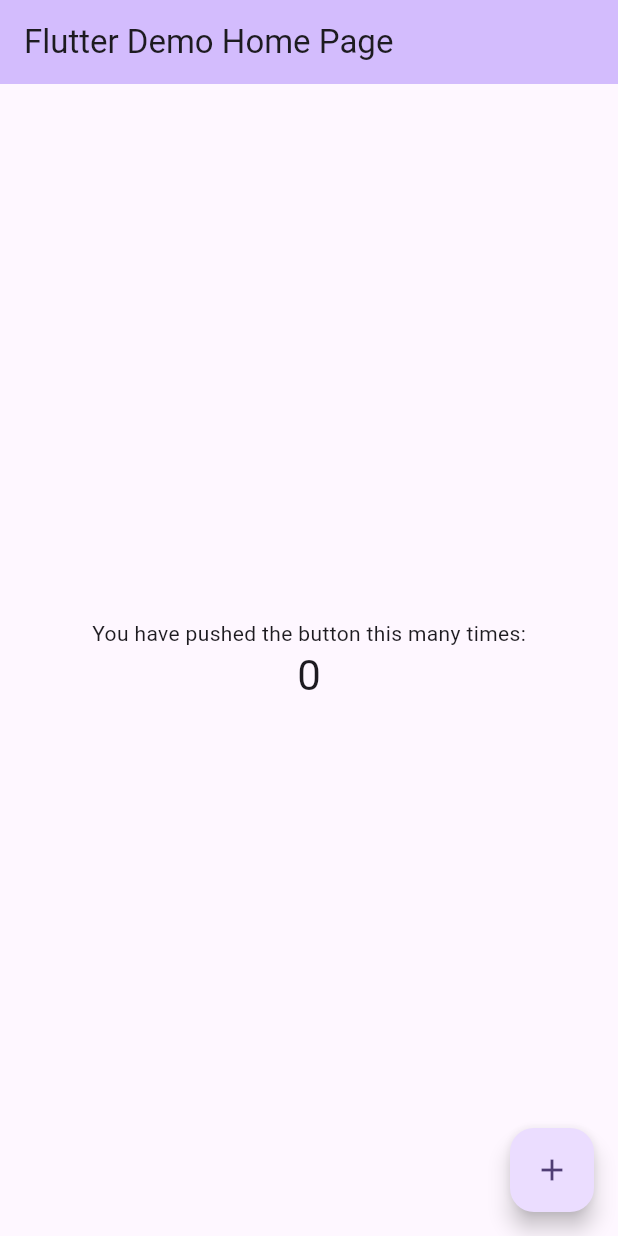
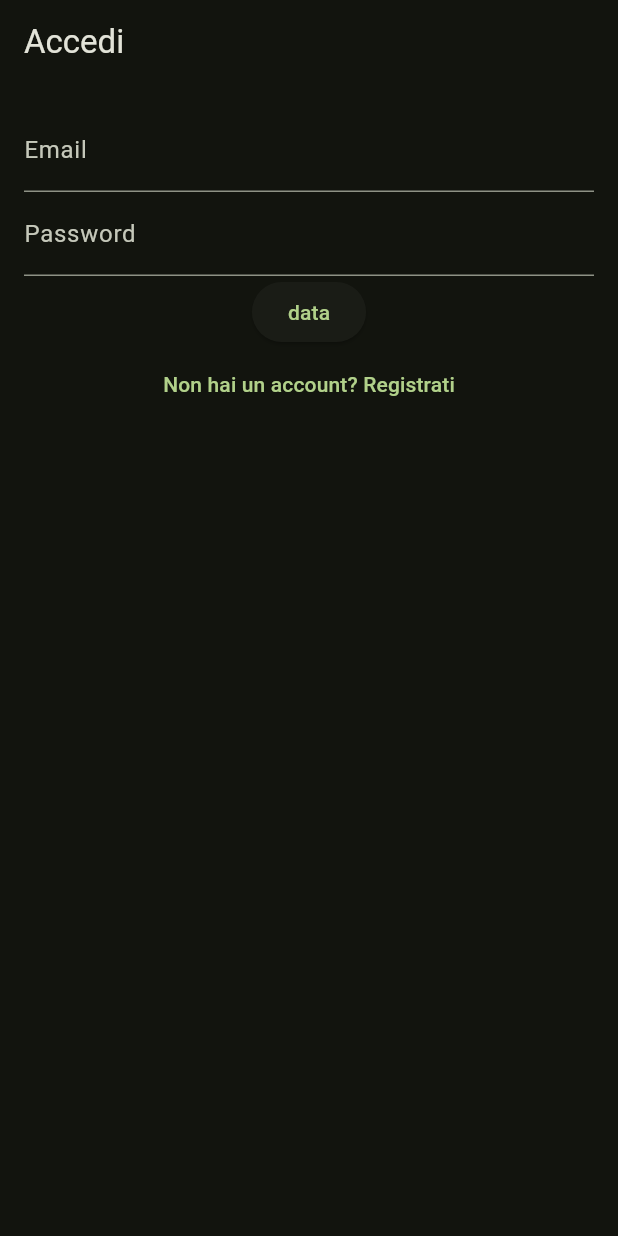
Before and after one commit to Domenicosqua/supabase_app_flutter, a Flutter app: the screen it shows after launch, on a phone screen of 412 x 824 dp. Run offline on Flutter 3.47's test engine with Material 3 defaults, Android fonts, the phone set to English and light mode, and no system bars; our stand-ins replace flutter_dotenv, supabase_flutter; accounts and stored records are empty.

Commit message:
registrazione e login

```diff
--- a/lib/main.dart
+++ b/lib/main.dart
@@ -1,5 +1,9 @@
 import 'package:flutter/material.dart';
+import 'package:provider/provider.dart';
 import 'package:supabase_proj/core/supabase_client.dart';
+import 'package:supabase_proj/viewmodel/auth_view_model.dart';
+import 'package:supabase_proj/views/auth/login_view.dart';
+import 'package:supabase_proj/views/home_view.dart';
 
 Future<void> main() async {
   WidgetsFlutterBinding.ensureInitialized();
@@ -13,112 +17,21 @@ class MyApp extends StatelessWidget {
   // This widget is the root of your application.
   @override
   Widget build(BuildContext context) {
-    return MaterialApp(
-      title: 'Flutter Demo',
-      theme: ThemeData(
-        // This is the theme of your application.
-        //
-        // TRY THIS: Try running your application with "flutter run". You'll see
-        // the application has a purple toolbar. Then, without quitting the app,
-        // try changing the seedColor in the colorScheme below to Colors.green
-        // and then invoke "hot reload" (save your changes or press the "hot
-        // reload" button in a Flutter-supported IDE, or press "r" if you used
-        // the command line to start the app).
-        //
-        // Notice that the counter didn't reset back to zero; the application
-        // state is not lost during the reload. To reset the state, use hot
-        // restart instead.
-        //
-        // This works for code too, not just values: Most code changes can be
-        // tested with just a hot reload.
-        colorScheme: .fromSeed(seedColor: Colors.deepPurple),
-      ),
-      home: const MyHomePage(title: 'Flutter Demo Home Page'),
-    );
-  }
-}
-
-class MyHomePage extends StatefulWidget {
-  const MyHomePage({super.key, required this.title});
-
-  // This widget is the home page of your application. It is stateful, meaning
-  // that it has a State object (defined below) that contains fields that affect
-  // how it looks.
-
-  // This class is the configuration for the state. It holds the values (in this
-  // case the title) provided by the parent (in this case the App widget) and
-  // used by the build method of the State. Fields in a Widget subclass are
-  // always marked "final".
-
-  final String title;
-
-  @override
-  State<MyHomePage> createState() => _MyHomePageState();
-}
-
-class _MyHomePageState extends State<MyHomePage> {
-  int _counter = 0;
-
-  void _incrementCounter() {
-    setState(() {
-      // This call to setState tells the Flutter framework that something has
-      // changed in this State, which causes it to rerun the build method below
-      // so that the display can reflect the updated values. If we changed
-      // _counter without calling setState(), then the build method would not be
-      // called again, and so nothing would appear to happen.
-      _counter++;
-    });
-  }
-
-  @override
-  Widget build(BuildContext context) {
-    // This method is rerun every time setState is called, for instance as done
-    // by the _incrementCounter method above.
-    //
-    // The Flutter framework has been optimized to make rerunning build methods
-    // fast, so that you can just rebuild anything that needs updating rather
-    // than having to individually change instances of widgets.
-    return Scaffold(
-      appBar: AppBar(
-        // TRY THIS: Try changing the color here to a specific color (to
-        // Colors.amber, perhaps?) and trigger a hot reload to see the AppBar
-        // change color while the other colors stay the same.
-        backgroundColor: Theme.of(context).colorScheme.inversePrimary,
-        // Here we take the value from the MyHomePage object that was created by
-        // the App.build method, and use it to set our appbar title.
-        title: Text(widget.title),
-      ),
-      body: Center(
-        // Center is a layout widget. It takes a single child and positions it
-        // in the middle of the parent.
-        child: Column(
-          // Column is also a layout widget. It takes a list of children and
-          // arranges them vertically. By default, it sizes itself to fit its
-          // children horizontally, and tries to be as tall as its parent.
-          //
-          // Column has various properties to control how it sizes itself and
-          // how it positions its children. Here we use mainAxisAlignment to
-          // center the children vertically; the main axis here is the vertical
-          // axis because Columns are vertical (the cross axis would be
-          // horizontal).
-          //
-          // TRY THIS: Invoke "debug painting" (choose the "Toggle Debug Paint"
-          // action in the IDE, or press "p" in the console), to see the
-          // wireframe for each widget.
-          mainAxisAlignment: .center,
-          children: [
-            const Text('You have pushed the button this many times:'),
-            Text(
-              '$_counter',
-              style: Theme.of(context).textTheme.headlineMedium,
+    return ChangeNotifierProvider(
+      create: (_) => AuthViewModel(),
+      child: Consumer<AuthViewModel>(
+        builder: (context, auth, child) {
+          return MaterialApp(
+            title: 'Flutter Demo',
+            theme: ThemeData(
+              colorScheme: ColorScheme.fromSeed(
+                seedColor: Colors.lightGreen,
+                brightness: Brightness.dark,
+              ),
             ),
-          ],
-        ),
-      ),
-      floatingActionButton: FloatingActionButton(
-        onPressed: _incrementCounter,
-        tooltip: 'Increment',
-        child: const Icon(Icons.add),
+            home: auth.session != null ? HomeView() : LoginView(),
+          );
+        },
       ),
     );
   }
--- /dev/null
+++ b/lib/views/auth/login_view.dart
@@ -0,0 +1,61 @@
+import 'package:flutter/material.dart';
+import 'package:provider/provider.dart';
+import 'package:supabase_proj/viewmodel/auth_view_model.dart';
+import 'package:supabase_proj/views/auth/register_view.dart';
+import 'package:supabase_proj/views/home_view.dart';
+
+class LoginView extends StatelessWidget {
+  const LoginView({super.key});
+
+  @override
+  Widget build(BuildContext context) {
+    final vm = Provider.of<AuthViewModel>(context);
+    final emailController = TextEditingController();
+    final passwordController = TextEditingController();
+
+    return Scaffold(
+      appBar: AppBar(title: Text('Accedi')),
+      body: vm.isLoading
+          ? const Center(child: CircularProgressIndicator())
+          : Padding(
+              padding: const EdgeInsetsGeometry.all(16),
+              child: Column(
+                children: [
+                  TextField(
+                    controller: emailController,
+                    decoration: InputDecoration(labelText: 'Email'),
+                  ),
+                  TextField(
+                    controller: passwordController,
+                    decoration: InputDecoration(labelText: 'Password'),
+                  ),
+                  ElevatedButton(
+                    onPressed: () async {
+                      await vm.login(
+                        emailController.text,
+                        passwordController.text,
+                      );
+                      if (vm.session != null) {
+                        Navigator.pushReplacement(
+                          context,
+                          MaterialPageRoute(builder: (_) => HomeView()),
+                        );
+                      }
+                    },
+                    child: const Text('data'),
+                  ),
+                  TextButton(
+                    onPressed: () {
+                      Navigator.push(
+                        context,
+                        MaterialPageRoute(builder: (_) => RegisterView()),
+                      );
+                    },
+                    child: const Text('Non hai un account? Registrati'),
+                  ),
+                ],
+              ),
+            ),
+    );
+  }
+}
```
Also changed, not shown: lib/views/auth/register_view.dart (added, +63 -0 lines), lib/views/home_view.dart (added, +33 -0 lines).
